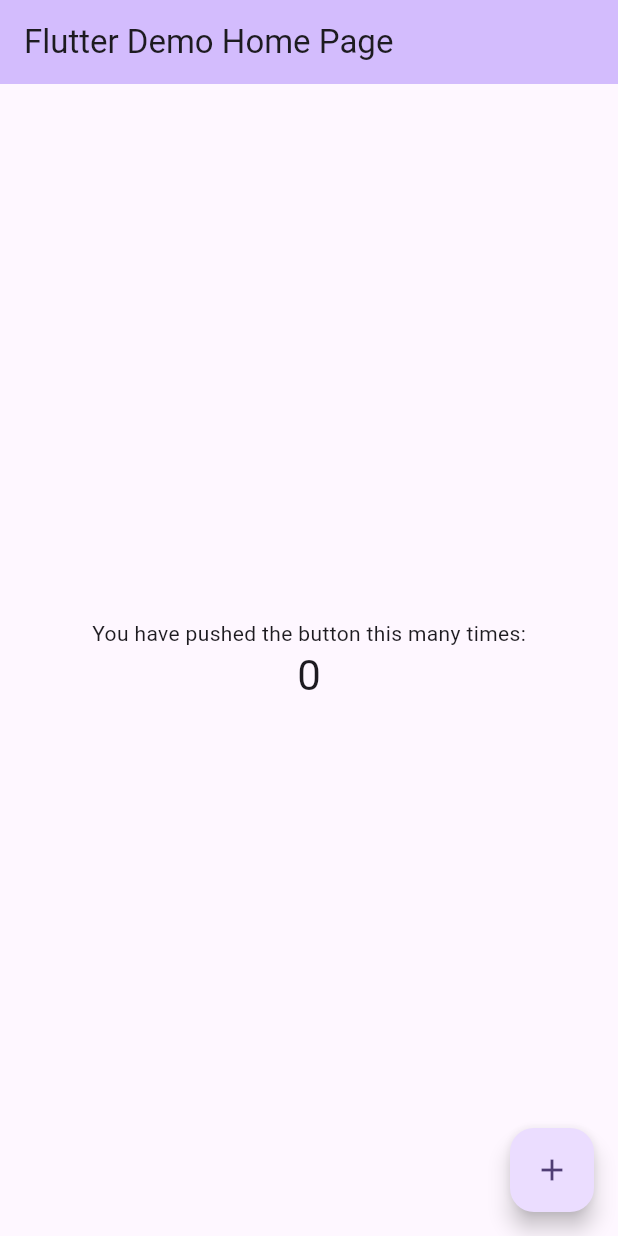
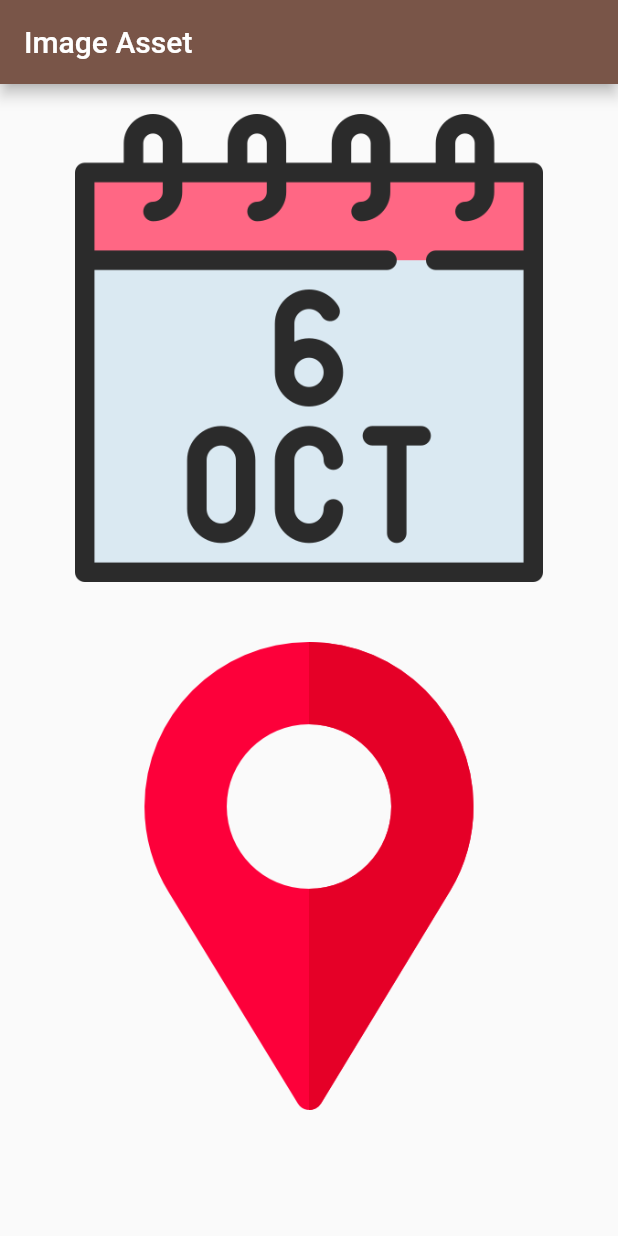
Before and after one commit to EusufUddin8926/image-asset-flutter, a Flutter app: the screen it shows after launch, on a phone screen of 412 x 824 dp. Run offline on Flutter 3.47's test engine with Material 2 defaults, Android fonts, the phone set to English and light mode, and no system bars.

Commit message:
local image show

```diff
--- a/lib/main.dart
+++ b/lib/main.dart
@@ -1,125 +1,45 @@
+import 'package:flutter/cupertino.dart';
 import 'package:flutter/material.dart';
 
 void main() {
-  runApp(const MyApp());
+  runApp(MyApp());
 }
 
 class MyApp extends StatelessWidget {
   const MyApp({super.key});
 
-  // This widget is the root of your application.
   @override
   Widget build(BuildContext context) {
     return MaterialApp(
-      title: 'Flutter Demo',
-      theme: ThemeData(
-        // This is the theme of your application.
-        //
-        // TRY THIS: Try running your application with "flutter run". You'll see
-        // the application has a blue toolbar. Then, without quitting the app,
-        // try changing the seedColor in the colorScheme below to Colors.green
-        // and then invoke "hot reload" (save your changes or press the "hot
-        // reload" button in a Flutter-supported IDE, or press "r" if you used
-        // the command line to start the app).
-        //
-        // Notice that the counter didn't reset back to zero; the application
-        // state is not lost during the reload. To reset the state, use hot
-        // restart instead.
-        //
-        // This works for code too, not just values: Most code changes can be
-        // tested with just a hot reload.
-        colorScheme: ColorScheme.fromSeed(seedColor: Colors.deepPurple),
-        useMaterial3: true,
-      ),
-      home: const MyHomePage(title: 'Flutter Demo Home Page'),
+      home: LocalAssetShowScreen(),
+      debugShowCheckedModeBanner: false,
+      theme: ThemeData(primarySwatch: Colors.brown),
     );
   }
 }
 
-class MyHomePage extends StatefulWidget {
-  const MyHomePage({super.key, required this.title});
-
-  // This widget is the home page of your application. It is stateful, meaning
-  // that it has a State object (defined below) that contains fields that affect
-  // how it looks.
-
-  // This class is the configuration for the state. It holds the values (in this
-  // case the title) provided by the parent (in this case the App widget) and
-  // used by the build method of the State. Fields in a Widget subclass are
-  // always marked "final".
-
-  final String title;
-
-  @override
-  State<MyHomePage> createState() => _MyHomePageState();
-}
-
-class _MyHomePageState extends State<MyHomePage> {
-  int _counter = 0;
-
-  void _incrementCounter() {
-    setState(() {
-      // This call to setState tells the Flutter framework that something has
-      // changed in this State, which causes it to rerun the build method below
-      // so that the display can reflect the updated values. If we changed
-      // _counter without calling setState(), then the build method would not be
-      // called again, and so nothing would appear to happen.
-      _counter++;
-    });
-  }
-
+class LocalAssetShowScreen extends StatelessWidget {
   @override
   Widget build(BuildContext context) {
-    // This method is rerun every time setState is called, for instance as done
-    // by the _incrementCounter method above.
-    //
-    // The Flutter framework has been optimized to make rerunning build methods
-    // fast, so that you can just rebuild anything that needs updating rather
-    // than having to individually change instances of widgets.
-    return Scaffold(
-      appBar: AppBar(
-        // TRY THIS: Try changing the color here to a specific color (to
-        // Colors.amber, perhaps?) and trigger a hot reload to see the AppBar
-        // change color while the other colors stay the same.
-        backgroundColor: Theme.of(context).colorScheme.inversePrimary,
-        // Here we take the value from the MyHomePage object that was created by
-        // the App.build method, and use it to set our appbar title.
-        title: Text(widget.title),
-      ),
-      body: Center(
-        // Center is a layout widget. It takes a single child and positions it
-        // in the middle of the parent.
-        child: Column(
-          // Column is also a layout widget. It takes a list of children and
-          // arranges them vertically. By default, it sizes itself to fit its
-          // children horizontally, and tries to be as tall as its parent.
-          //
-          // Column has various properties to control how it sizes itself and
-          // how it positions its children. Here we use mainAxisAlignment to
-          // center the children vertically; the main axis here is the vertical
-          // axis because Columns are vertical (the cross axis would be
-          // horizontal).
-          //
-          // TRY THIS: Invoke "debug painting" (choose the "Toggle Debug Paint"
-          // action in the IDE, or press "p" in the console), to see the
-          // wireframe for each widget.
-          mainAxisAlignment: MainAxisAlignment.center,
-          children: <Widget>[
-            const Text(
-              'You have pushed the button this many times:',
-            ),
-            Text(
-              '$_counter',
-              style: Theme.of(context).textTheme.headlineMedium,
-            ),
+    return SafeArea(
+      child: Scaffold(
+        appBar: AppBar(title: Text('Image Asset')),
+        body: Column(
+          children: [
+            Center(
+              child: Container(
+                margin: EdgeInsets.fromLTRB(50, 20, 50, 20),
+                child: Image.asset("images/october.png"),
+              ),
+            ),Center(
+              child: Container(
+                    margin: EdgeInsets.fromLTRB(50, 20, 50, 20),
+                child: Image.asset("images/placeholder.png"),
+              ),
+            )
           ],
         ),
       ),
-      floatingActionButton: FloatingActionButton(
-        onPressed: _incrementCounter,
-        tooltip: 'Increment',
-        child: const Icon(Icons.add),
-      ), // This trailing comma makes auto-formatting nicer for build methods.
     );
   }
 }
```
Also changed, not shown: pubspec.yaml (+5 -5 lines), images/october.png (added), images/placeholder.png (added).
